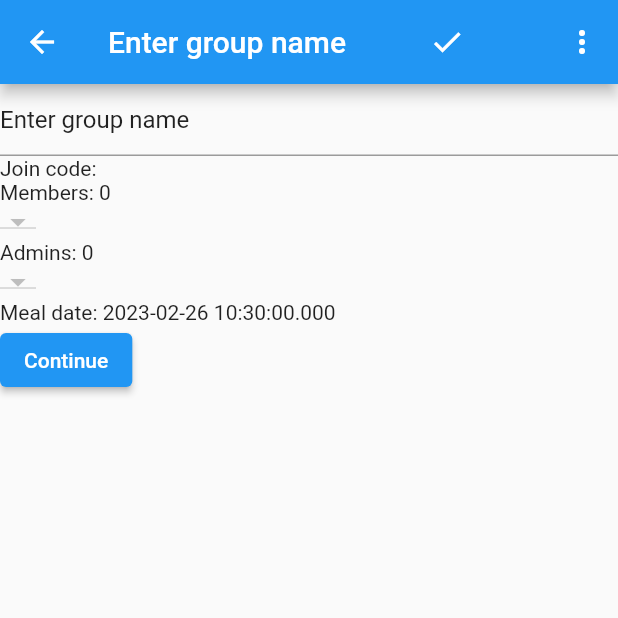
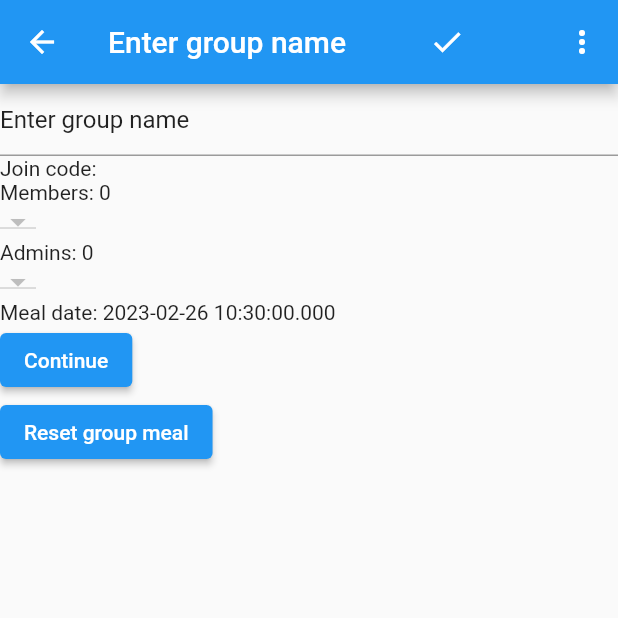
Before and after one commit to IainMcl/dinder, a Flutter app: the GroupSettings screen opened directly with empty values, on a phone screen of 412 x 824 dp, the top half of it. Run offline on Flutter 3.47's test engine with Material 2 defaults, Android fonts, the phone set to English and light mode, and no system bars; our stand-ins replace cloud_firestore, email_validator, file_picker, firebase_auth, firebase_core, firebase_storage and 6 more; missing offline and left inert: flutter_focus_watcher, swipeable_card_stack; accounts and stored records are empty; generated files the repository leaves out were written again; network calls fail; statements that could not run were skipped.

Commit message:
Tidy and logging

```diff
--- a/lib/src/app.dart
+++ b/lib/src/app.dart
@@ -13,7 +13,9 @@ import 'settings/settings_view.dart';
 
 /// The Widget that configures your application.
 class MyApp extends StatelessWidget {
-  const MyApp({
+  Logger _logger = Logger();
+
+  MyApp({
     super.key,
     required this.settingsController,
   });
@@ -22,6 +24,7 @@ class MyApp extends StatelessWidget {
 
   @override
   Widget build(BuildContext context) {
+    _logger.i("Starting app");
     // Glue the SettingsController to the MaterialApp.
     //
     // The AnimatedBuilder Widget listens to the SettingsController for changes.
--- a/lib/src/group_selection/models/group.dart
+++ b/lib/src/group_selection/models/group.dart
@@ -213,4 +213,10 @@ class Group {
     }
     return Future<Meal>.value(null);
   }
+
+  void resetGroupMeal() {
+    mealDate = null;
+    mealLikes = null;
+    update();
+  }
 }
--- a/lib/src/group_selection/screens/group_selection_home.dart
+++ b/lib/src/group_selection/screens/group_selection_home.dart
@@ -62,7 +62,7 @@ class _GroupSelectionHomeState extends State<GroupSelectionHome> {
         children: [
           // Horizontal scrollable list of groups
           Container(
-            height: 200,
+            height: 400,
             width: double.infinity,
             color: Colors.red,
             child: FutureBuilder(
--- a/lib/src/group_selection/screens/group_settings.dart
+++ b/lib/src/group_selection/screens/group_settings.dart
@@ -6,6 +6,7 @@ import 'package:dinder/src/shared/widgets/three_dots_menu.dart';
 import 'package:dinder/src/user/models/current_user.dart';
 import 'package:flutter/material.dart';
 import 'package:flutter_focus_watcher/flutter_focus_watcher.dart';
+import 'package:logger/logger.dart';
 
 class GroupSettings extends StatefulWidget {
   Group group;
@@ -17,13 +18,14 @@ class GroupSettings extends StatefulWidget {
 }
 
 class _GroupSettingsState extends State<GroupSettings> {
-  late TextEditingController _groupTitleController;
+  Logger _logger = Logger();
+  final TextEditingController _groupTitleController =
+      TextEditingController(text: "Enter group name");
+
   bool _isEnabled = false;
-
   @override
   void initState() {
     super.initState();
-    _groupTitleController = TextEditingController(text: "Enter group name");
   }
 
   final GlobalKey<EditSuccessState> editSuccessKey =
@@ -32,8 +34,6 @@ class _GroupSettingsState extends State<GroupSettings> {
   void toggleEditSuccessState() {
     editSuccessKey.currentState?.toggleState();
   }
-
-  var _currIndex;
 
   @override
   Widget build(BuildContext context) {
@@ -104,6 +104,8 @@ class _GroupSettingsState extends State<GroupSettings> {
             // Continue button to go to the selection screen
             ElevatedButton(
               onPressed: () {
+                _logger.d(
+                    "Continue to Selection screen for group ${widget.group.name}");
                 Navigator.push(
                   context,
                   MaterialPageRoute(
@@ -113,8 +115,14 @@ class _GroupSettingsState extends State<GroupSettings> {
                   ),
                 );
               },
-              child: Text("Continue"),
+              child: const Text("Continue"),
             ),
+            ElevatedButton(
+                onPressed: () {
+                  _logger.d("Reset group meal");
+                  widget.group.resetGroupMeal();
+                },
+                child: const Text("Reset group meal"))
           ],
         ),
       ),
--- a/lib/src/group_selection/services/group_selection_service.dart
+++ b/lib/src/group_selection/services/group_selection_service.dart
@@ -3,10 +3,12 @@ import 'dart:math';
 import 'package:dinder/src/group_selection/models/group.dart';
 import 'package:cloud_firestore/cloud_firestore.dart';
 import 'package:dinder/src/user/models/current_user.dart';
+import 'package:logger/logger.dart';
 import 'package:uuid/uuid.dart';
 import 'package:uuid/uuid_util.dart';
 
 class GroupSelectionService {
+  Logger _logger = Logger();
   late final CollectionReference _groupsCollection;
   late final CurrentUser _currentUser;
 
@@ -15,15 +17,19 @@ class GroupSelectionService {
     _currentUser = CurrentUser();
   }
   Future<void> init() async {
+    _logger.d("Init CurrentUser");
     await _currentUser.init();
   }
 
   Future<List<Group>> getGroups() async {
+    _logger.d("Get Groups");
     // get the groups from the firestore database where the group uid is in the current user's groups
     var userGroups = _currentUser.groups;
     final querySnapshot = await _groupsCollection.get();
 
     final documents = querySnapshot.docs;
+
+    _logger.d("${documents.length} documents retrieved");
 
     // convert the groups to a list of Group objects
     List<Group> groupObjs = [];
@@ -39,6 +45,7 @@ class GroupSelectionService {
   Future<Group> createGroup(String name) async {
     // Generate a 6 letter random string
     var joinCode = generateRandomString(6);
+    _logger.d("Generated join Code: $joinCode");
     Group group = Group(
       joinCode: joinCode,
       name: name,
@@ -49,11 +56,13 @@ class GroupSelectionService {
       lastUpdatedBy: _currentUser.uid,
     );
     DocumentReference groupId = await _groupsCollection.add(group.toMap());
+    _logger.d("Added group. Group ID: ${groupId.id}");
     group.id = groupId.id;
     return group;
   }
 
   Future<Group> joinGroup(String joinCode) async {
+    _logger.d("Joining group with join code: $joinCode");
     // get the group from the firestore database where the group join code is the same as the join code entered
     var group =
         await _groupsCollection.where('joinCode', isEqualTo: joinCode).get();
@@ -63,8 +72,10 @@ class GroupSelectionService {
       _groupsCollection.doc(group.docs.first.id).update({
         'members': FieldValue.arrayUnion([_currentUser.uid]),
       });
+      _logger.d("Group members updated with current user $_currentUser.uid");
       return Group.fromMap(group.docs.first.data() as Map<String, dynamic>);
     } else {
+      _logger.e("Group with join code {$joinCode} does not exist");
       throw Exception('Group does not exist');
     }
   }
@@ -73,6 +84,7 @@ class GroupSelectionService {
     _groupsCollection.doc(uid).update({
       'members': FieldValue.arrayRemove([_currentUser.uid]),
     });
+    _logger.d("Current user removed from group $uid");
   }
 
   String generateRandomString(int lengthOfString) {
```
Also changed, not shown: lib/src/selection/models/meal.dart (+8 -2 lines), lib/src/selection/widgets/card_back.dart (+5 -4 lines), lib/src/selection/widgets/card_front.dart (+5 -5 lines), assets/images/knifeAndFork.png (added), assets/images/knifeAndFork.svg (added).
